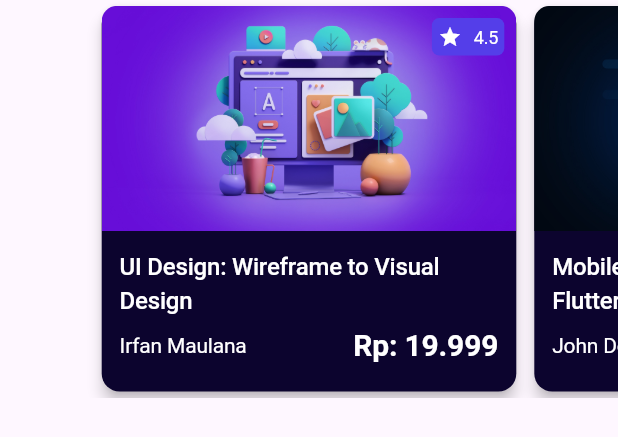
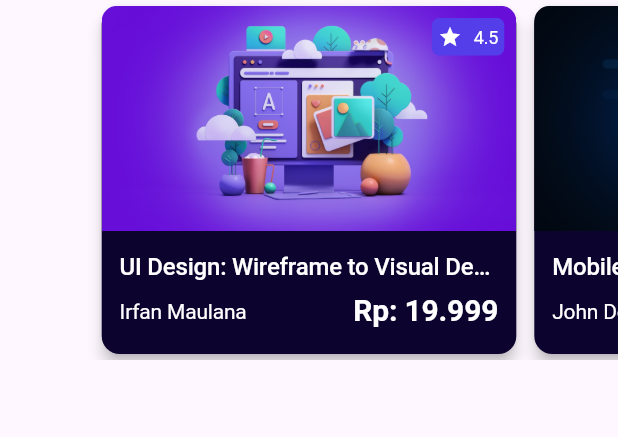
Before and after one commit to irfanarfianto/e-learning-apps, a Flutter app: the PopularCoursesSlider widget shown alone on an empty page, opened directly, on a phone screen of 412 x 824 dp. Shown: the top 437 px of the screen. Run offline on Flutter 3.47's test engine with Material 3 defaults, Android fonts, the phone set to English and light mode, and no system bars; drawn by our look-alikes of carousel_slider; Roboto replaces fonts that are missing (DM Sans).

```diff
--- a/lib/screens/carousel/carousel_widget.dart
+++ b/lib/screens/carousel/carousel_widget.dart
@@ -14,7 +14,7 @@ class CarouselWidget extends StatelessWidget {
       ),
       items: [
         'assets/carou1.jpg',
-        'assets/carou2.jpg',
+        // 'assets/carou2.jpg',
         'assets/carou3.jpg',
       ].map((String imagePath) {
         return Builder(
--- a/lib/screens/course/popular_courses.dart
+++ b/lib/screens/course/popular_courses.dart
@@ -24,7 +24,7 @@ class SimpleCourseCard extends StatelessWidget {
       },
       child: Card(
         elevation: 4,
-        color: Color(0xFF0C042E),
+        color: const Color(0xFF0C042E),
         shadowColor: Colors.black,
         child: Stack(
           children: [
@@ -50,7 +50,9 @@ class SimpleCourseCard extends StatelessWidget {
                     children: [
                       Text(
                         title,
-                        style: TextStyle(
+                        maxLines: 1,
+                        overflow: TextOverflow.ellipsis,
+                        style: const TextStyle(
                           color: Colors.white,
                           fontSize: 16,
                           fontFamily: 'DM Sans',
@@ -58,13 +60,13 @@ class SimpleCourseCard extends StatelessWidget {
                           letterSpacing: -0.14,
                         ),
                       ),
-                      SizedBox(height: 4),
+                      const SizedBox(height: 4),
                       Row(
                         mainAxisAlignment: MainAxisAlignment.spaceBetween,
                         children: [
                           Text(
                             '$user',
-                            style: TextStyle(
+                            style: const TextStyle(
                               color: Colors.white,
                               fontSize: 14,
                               fontFamily: 'DM Sans',
@@ -74,7 +76,7 @@ class SimpleCourseCard extends StatelessWidget {
                           ),
                           Text(
                             '$price',
-                            style: TextStyle(
+                            style: const TextStyle(
                               color: Colors.white,
                               fontSize: 20,
                               fontFamily: 'DM Sans',
@@ -93,22 +95,22 @@ class SimpleCourseCard extends StatelessWidget {
               top: 8,
               right: 8,
               child: Container(
-                padding: EdgeInsets.all(4),
+                padding: const EdgeInsets.all(4),
                 decoration: BoxDecoration(
-                  color: Color(0xFF543EE9), // Adjust color as needed
+                  color: const Color(0xFF543EE9), // Adjust color as needed
                   borderRadius: BorderRadius.circular(5),
                 ),
                 child: Row(
                   children: [
-                    Icon(
+                    const Icon(
                       Icons.star,
                       color: Colors.white,
                       size: 16,
                     ),
-                    SizedBox(width: 8),
+                    const SizedBox(width: 8),
                     Text(
                       '$rating',
-                      style: TextStyle(
+                      style: const TextStyle(
                         color: Colors.white,
                         fontSize: 12,
                         fontFamily: 'DM Sans',
@@ -150,6 +152,55 @@ class PopularCoursesSlider extends StatelessWidget {
       'user': 'Jane Smith',
       'imagePath': 'assets/pop3.jpg',
     },
+    {
+      'title': 'Data Science Fundamentals',
+      'rating': '4.6',
+      'price': 'Rp: 24.999',
+      'user': 'Alex Johnson',
+      'imagePath': 'assets/pop4.jpg',
+    },
+    {
+      'title': 'Web Development: HTML, CSS, JavaScript',
+      'rating': '4.7',
+      'price': 'Rp: 22.999',
+      'user': 'Emily White',
+      'imagePath': 'assets/pop5.jpg',
+    },
+    {
+      'title': 'Android App Design Principles',
+      'rating': '4.4',
+      'price': 'Rp: 17.999',
+      'user': 'Michael Brown',
+      'imagePath': 'assets/pop6.jpg',
+    },
+    {
+      'title': 'Machine Learning Basics',
+      'rating': '4.9',
+      'price': 'Rp: 34.999',
+      'user': 'Sophia Davis',
+      'imagePath': 'assets/pop7.jpg',
+    },
+    {
+      'title': 'JavaScript Frameworks: React, Angular, Vue',
+      'rating': '4.3',
+      'price': 'Rp: 21.999',
+      'user': 'William Wilson',
+      'imagePath': 'assets/pop8.jpg',
+    },
+    {
+      'title': 'Cybersecurity Fundamentals',
+      'rating': '4.7',
+      'price': 'Rp: 26.999',
+      'user': 'Ella Turner',
+      'imagePath': 'assets/pop9.jpg',
+    },
+    {
+      'title': 'iOS App Development with Swift',
+      'rating': '4.5',
+      'price': 'Rp: 31.999',
+      'user': 'Liam Thomas',
+      'imagePath': 'assets/pop10.jpg',
+    },
     // Add more courses as needed
   ];
 
@@ -157,7 +208,7 @@ class PopularCoursesSlider extends StatelessWidget {
   Widget build(BuildContext context) {
     return CarouselSlider.builder(
       options: CarouselOptions(
-        height: 265.0,
+        height: 240.0,
         enableInfiniteScroll: false,
         viewportFraction: 0.7,
       ),
@@ -165,8 +216,7 @@ class PopularCoursesSlider extends StatelessWidget {
       itemBuilder: (BuildContext context, int index, int realIndex) {
         final course = courses[index];
         return Container(
-          margin: EdgeInsets.symmetric(
-              horizontal: 2.0), // Adjust the spacing as needed
+          margin: const EdgeInsets.symmetric(horizontal: 2.0),
           child: SimpleCourseCard(
             title: course['title']!,
             rating: double.parse(course['rating']!),
@@ -185,8 +235,8 @@ void main() {
     MaterialApp(
       home: Scaffold(
         appBar: AppBar(
-          title: Text('Popular Courses'),
-          backgroundColor: Color(0xFF0C042E),
+          title: const Text('Popular Courses'),
+          backgroundColor: const Color(0xFF0C042E),
         ),
         body: PopularCoursesSlider(),
       ),
--- a/pubspec.yaml
+++ b/pubspec.yaml
@@ -35,8 +35,8 @@ dependencies:
   # The following adds the Cupertino Icons font to your application.
   # Use with the CupertinoIcons class for iOS style icons.
   cupertino_icons: ^1.0.2
-  convex_bottom_bar: ^3.2.0
   carousel_slider: ^4.2.1
+  persistent_bottom_nav_bar: ^5.0.2
 
 dev_dependencies:
   flutter_test:
```
Also changed, not shown: lib/main.dart (+0 -53 lines), lib/screens/course/course_details.dart (added, +81 -0 lines), lib/screens/home_screen.dart (+72 -48 lines), assets/pop10.jpg (added), assets/pop4.jpg (added), assets/pop5.jpg (added), assets/pop6.jpg (added), assets/pop7.jpg (added), assets/pop8.jpg (added), assets/pop9.jpg (added), pubspec.lock.
